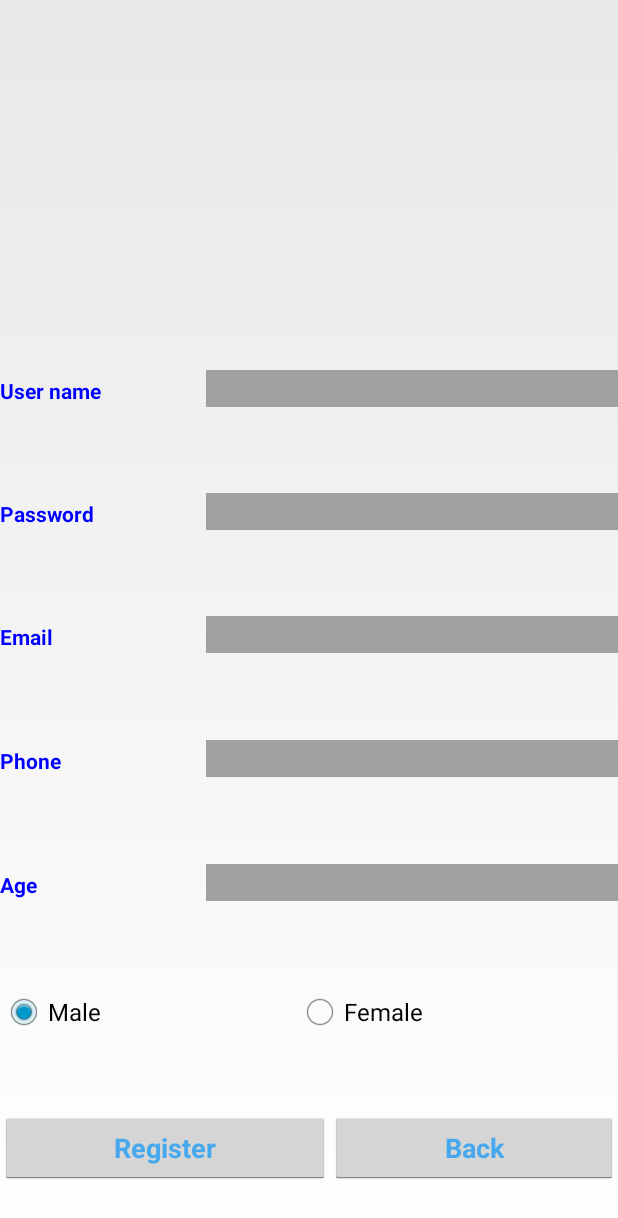
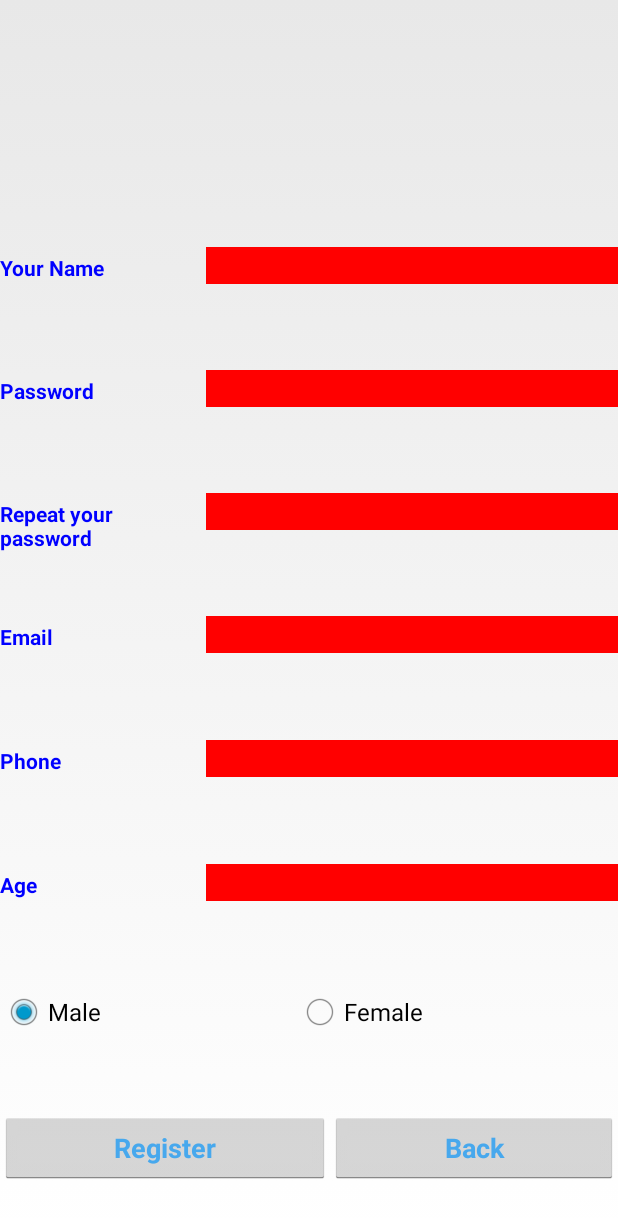
Before and after one commit to MorROST/SporTeam, an Android app: the Register screen opened directly, with no data from a screen before it, after a tap on "Register", on a phone screen of 412 x 824 dp. Shown: the top 1218 px of the screen. Run offline under Robolectric (Android 15) with nearby library versions, the phone set to English and light mode, and no system bars; network calls fail.

Commit message:
1.Add validation func in register. 2.Change variable "userName" to "name"  3.Updated string.xml

```diff
--- a/app/src/main/java/com/yonimor/sporteam/sporteam/Register.java
+++ b/app/src/main/java/com/yonimor/sporteam/sporteam/Register.java
@@ -2,80 +2,165 @@ package com.yonimor.sporteam.sporteam;
 
 import android.app.Activity;
 import android.content.Intent;
-import android.support.v7.app.AppCompatActivity;
+import android.graphics.Color;
 import android.os.Bundle;
 import android.view.View;
 import android.widget.EditText;
 import android.widget.RadioButton;
 import android.widget.RadioGroup;
+import android.widget.TextView;
 import android.widget.Toast;
 import com.yonimor.sporteam.sporteam.com.data.*;
 
 public class Register extends Activity {
 
 
-    EditText userName, password, phone, email, age;
+    EditText name_editxt, password_editxt,repeatPassword_editxt,phone_editxt, email_editxt, age_editxt;
     RadioGroup group;
-    String gender;
+    String email, password,passwordRepeat, name, gender;
+    String age, phone;
     @Override
     protected void onCreate(Bundle savedInstanceState) {
         super.onCreate(savedInstanceState);
         setContentView(R.layout.activity_register);
 
 
-        userName = (EditText) findViewById(R.id.userField);
-        password = (EditText) findViewById(R.id.passField);
-        phone = (EditText) findViewById(R.id.phone_txt_register);
-        email = (EditText) findViewById(R.id.email_txt_register);
-        age = (EditText) findViewById(R.id.age_txt_register);
+        name_editxt = (EditText) findViewById(R.id.name_editxt);
+        password_editxt = (EditText) findViewById(R.id.passField);
+        repeatPassword_editxt = (EditText) findViewById(R.id.repeatPass_editxt);
+        phone_editxt = (EditText) findViewById(R.id.phone_txt_register);
+        email_editxt = (EditText) findViewById(R.id.email_txt_register);
+        age_editxt = (EditText) findViewById(R.id.age_txt_register);
 
         group = (RadioGroup)findViewById(R.id.genderGroup);
         group.check(R.id.maleRBut);
 
     }
-    public boolean ValidCheck()
-    {
-        if (userName.length()<4 || userName.length()>12)
-        {
-            Toast.makeText(this, "User name must be more then 4 char and less than 13 char" , Toast.LENGTH_LONG).show();
-            return false;
-        }
-        else if(password.length()<4 || password.length()>12)
-        {
-            Toast.makeText(this, "Password must be more then 4 char and less than 13 char" , Toast.LENGTH_LONG).show();
-            return false;
+
+    public boolean validations() {
+
+        boolean email_bool = false, password_bool = false, passwordRepeat_bool = false, name_bool = false , age_bool = false, phone_bool = false;  //boolean that check all details are valid
+
+
+        ////////////////////////////////EMAIL ADDRESS///////////////////////////////////
+        final EditText emailValidate = (EditText) findViewById(R.id.email_txt_register);
+
+        //final TextView textView = (TextView) findViewById(R.id.error_lable);                   should enable error label!  next version candidate
+
+        String email = emailValidate.getText().toString().trim();
+
+        String emailPattern = "[a-zA-Z0-9\\+\\.\\_\\%\\-\\+]{1,256}" +
+                "\\@" +
+                "[a-zA-Z0-9][a-zA-Z0-9\\-]{0,64}" +
+                "(" +
+                "\\." +
+                "[a-zA-Z0-9][a-zA-Z0-9\\-]{0,25}" +
+                ")+";
+
+
+        if (email.matches(emailPattern)) {
+           // textView.setText("");                                                               should enable error label!  next version candidate
+            email_editxt.setBackgroundColor(Color.TRANSPARENT);
+            email_bool = true;
+        } else {
+           // textView.setText("Invalid email address");                                          should enable error label!  next version candidate
+            email_editxt.setBackgroundColor(Color.RED);
+            email_bool = false;
         }
 
-        else if(phone.length()!=10)
+        //////////////////////////////////PASSWORD & REPEAT////////////////////////////////////////
+        if (passwordRepeat.equals("") || password.equals("")) {
+            password_bool = false;
+            passwordRepeat_bool = false;
+            password_editxt.setBackgroundColor(Color.RED);
+            repeatPassword_editxt.setBackgroundColor(Color.RED);
+        } else if (!passwordRepeat.equals("") || !password.equals("")) {
+            password_bool = true;
+            passwordRepeat_bool = true;
+            password_editxt.setBackgroundColor(Color.TRANSPARENT);
+            repeatPassword_editxt.setBackgroundColor(Color.TRANSPARENT);
+
+        }
+        //////////////////////////////////FIRST NAME  //////////////////////////////////
+
+        if (name.equals("")) {
+                name_bool = false;
+                name_editxt.setBackgroundColor(Color.RED);
+
+        }
+        else if (!name.equals(""))
         {
-            Toast.makeText(this, "Phone must be 10 char" , Toast.LENGTH_LONG).show();
-            return false;
+
+                name_editxt.setBackgroundColor(Color.TRANSPARENT);
+                name_bool = true;
+
+        }
+        //////////////////////////////////  AGE  &  PHONE  ////////////////////////////////////////
+        if (age.equals("") || phone.equals("")) {
+            if (phone.equals("")) {
+                phone_editxt.setBackgroundColor(Color.RED);
+                phone_bool = false;
+
+                if(age.equals(""))
+                {
+                    age_editxt.setBackgroundColor(Color.RED);
+                    age_bool = false;
+                }
+            }
+            else {
+                age_editxt.setBackgroundColor(Color.RED);
+                age_bool = false;
+            }
+        }
+        if ((!age.equals("")) || (!phone.equals("")))
+        {
+            if(!phone.equals(""))
+            {
+                phone_editxt.setBackgroundColor(Color.TRANSPARENT);
+                phone_bool = true;
+
+                if(!age.equals(""))
+                {
+                    age_editxt.setBackgroundColor(Color.TRANSPARENT);
+                    age_bool = true;
+                }
+            }
+            else
+            {
+                age_editxt.setBackgroundColor(Color.TRANSPARENT);
+                age_bool = true;
+            }
         }
 
-        else if(1==1)
+
+
+
+        //////////////////////////////////S U M M A R Y/////////////////////////////////////////////
+        if(email_bool && password_bool && passwordRepeat_bool && name_bool && age_bool && phone_bool )
         {
-            Toast.makeText(this, "Must validate email" , Toast.LENGTH_LONG).show();
-            //return false;
-        }
 
             return true;
         }
+        else
+        {
 
+            return false;
+        }
+    }
 
-    //!!!!!!!!!!!!!!!!!!!!!!!!!!!!!!!!!!!!!!!!NOT USING VALIDATION FOR NOW!!
     public void Register(View view) {
-        //boolean check = ValidCheck();
+        fillVariables();
+
         int checkIfWorked = ConnectionData.SOMTHING_WRONG;
-        int selectedID = group.getCheckedRadioButtonId();
-        RadioButton selectedRB = (RadioButton) findViewById(selectedID);
-        gender = selectedRB.getText().toString();
-        //if (check)
-        //{
-            User u = new User(userName.getText().toString(),password.getText().toString(),email.getText().toString(),gender, phone.getText().toString(),Integer.parseInt(age.getText().toString()));
+
+        if (validations())
+        {
+
+                User u = new User (name, password ,email ,gender , phone,Integer.parseInt(age_editxt.getText().toString()));
                 checkIfWorked = StartPage.connectionUtil.Register(u);
              if(checkIfWorked==ConnectionData.OK)
             {
-            Toast.makeText(this, userName.getText().toString() + " was added" , Toast.LENGTH_LONG).show();
+                Toast.makeText(this, name + " was added" , Toast.LENGTH_LONG).show();
                 finish();
             }
             else if(checkIfWorked==ConnectionData.NOT_OK)
@@ -86,7 +171,9 @@ public class Register extends Activity {
             {
                 Toast.makeText(this, "There was a problem" , Toast.LENGTH_LONG).show();
             }
-        //}
+
+        }
+
 }
 
     public void back(View view) {
@@ -94,4 +181,19 @@ public class Register extends Activity {
         Intent in = new Intent(this, StartPage.class);
         startActivity(in);
     }
+
+    public void fillVariables() {
+
+
+        int selectedID = group.getCheckedRadioButtonId();
+        RadioButton selectedRB = (RadioButton) findViewById(selectedID);
+        gender = selectedRB.getText().toString();
+
+        email = email_editxt.getText().toString();
+        password = password_editxt.getText().toString();
+        passwordRepeat = repeatPassword_editxt.getText().toString();
+        name = name_editxt.getText().toString();
+        age = age_editxt.getText().toString();
+        phone = phone_editxt.getText().toString();
     }
+}
--- a/app/src/main/res/layout/activity_filter.xml
+++ b/app/src/main/res/layout/activity_filter.xml
@@ -49,7 +49,7 @@
             android:id="@+id/soccer_lab_filter"
             android:layout_width="wrap_content"
             android:layout_height="wrap_content"
-            android:text="@string/soccker" />
+            android:text="@string/soccer" />
     </LinearLayout>
 
     <LinearLayout
--- a/app/src/main/res/layout/activity_register.xml
+++ b/app/src/main/res/layout/activity_register.xml
@@ -12,7 +12,7 @@
     <LinearLayout
         android:orientation="horizontal"
         android:layout_width="match_parent"
-        android:layout_weight="30"
+        android:layout_weight="20"
         android:layout_height="0dp">
 
     </LinearLayout>
@@ -24,10 +24,10 @@
         android:layout_weight="10">
 
         <TextView
-            android:text="@string/userName"
+            android:text="@string/name"
             android:layout_width="match_parent"
             android:layout_height="wrap_content"
-            android:id="@+id/userLab"
+            android:id="@+id/name_label"
             android:layout_weight="2"
             style="@style/Labs"/>
 
@@ -36,7 +36,7 @@
             android:layout_height="wrap_content"
             android:inputType="textPersonName"
             android:ems="10"
-            android:id="@+id/userField"
+            android:id="@+id/name_editxt"
             android:layout_weight="1"
             style="@style/fields"/>
     </LinearLayout>
@@ -61,6 +61,30 @@
             android:inputType="textPassword"
             android:ems="10"
             android:id="@+id/passField"
+            android:layout_weight="1"
+            style="@style/fields"/>
+    </LinearLayout>
+
+    <LinearLayout
+        android:orientation="horizontal"
+        android:layout_width="match_parent"
+        android:layout_height="0dp"
+        android:layout_weight="10">
+
+        <TextView
+            android:text="@string/passwordRepeat"
+            android:layout_width="match_parent"
+            android:layout_height="wrap_content"
+            android:id="@+id/repeatPass_label"
+            android:layout_weight="2"
+            style="@style/Labs"/>
+
+        <EditText
+            android:layout_width="match_parent"
+            android:layout_height="wrap_content"
+            android:inputType="textPassword"
+            android:ems="10"
+            android:id="@+id/repeatPass_editxt"
             android:layout_weight="1"
             style="@style/fields"/>
     </LinearLayout>
```
Also changed, not shown: app/src/main/java/com/yonimor/sporteam/sporteam/HostCreateNewGame.java (added, +14 -0 lines), app/src/main/res/values/strings.xml (+40 -2 lines). Lines whose indentation alone changed are shown as unchanged.
